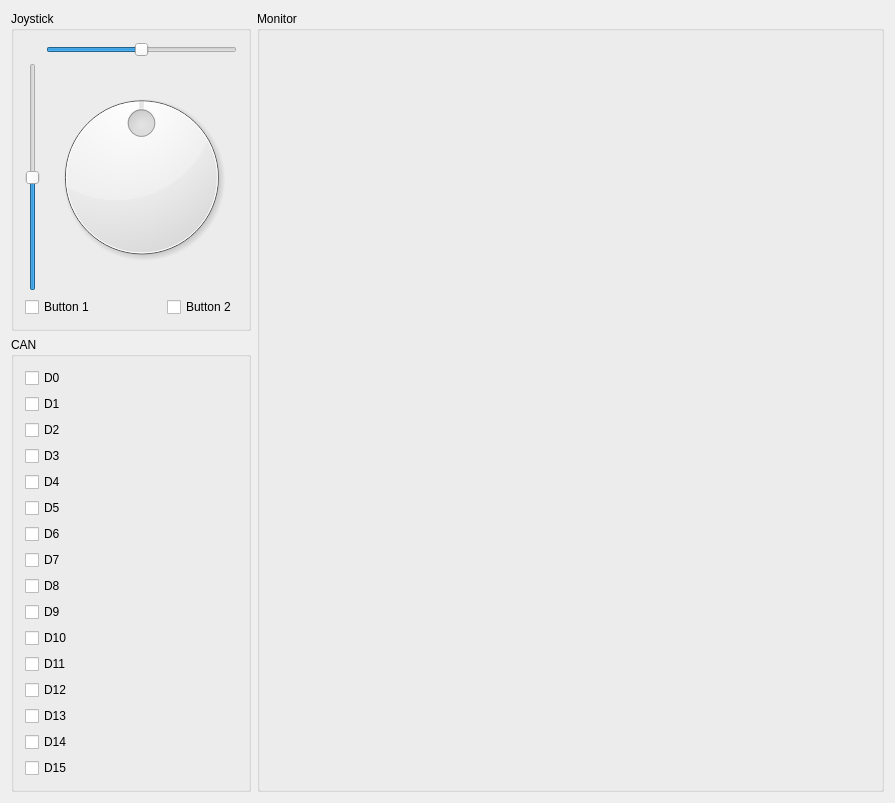
sseitov/Megatron, file src/controllerwidget.ui: the form before one commit.
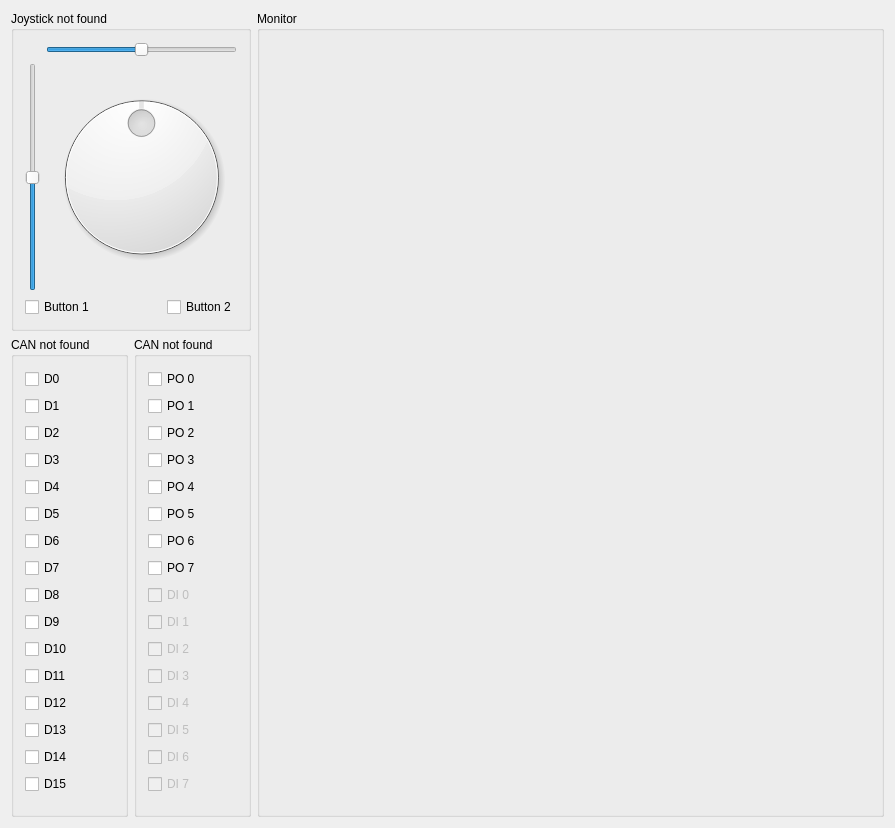
The form after the commit. Custom widgets are drawn as their Qt base class.

The edit to the form file:
```diff
--- a/src/controllerwidget.ui
+++ b/src/controllerwidget.ui
@@ -7,15 +7,13 @@
     <x>0</x>
     <y>0</y>
     <width>895</width>
-    <height>702</height>
+    <height>828</height>
    </rect>
   </property>
   <property name="windowTitle">
    <string>Megatron</string>
   </property>
-  <layout class="QVBoxLayout" name="verticalLayout_3">
-   <item>
-    <layout class="QHBoxLayout" name="horizontalLayout_2">
+  <layout class="QHBoxLayout" name="horizontalLayout_5">
      <item>
       <layout class="QVBoxLayout" name="verticalLayout_2">
        <item>
@@ -33,7 +31,7 @@
           </size>
          </property>
          <property name="title">
-          <string>Joystick</string>
+        <string>Joystick not found</string>
          </property>
          <property name="flat">
           <bool>false</bool>
@@ -131,10 +129,12 @@
         </widget>
        </item>
        <item>
+      <layout class="QHBoxLayout" name="horizontalLayout_2">
+       <item>
         <widget class="QGroupBox" name="can">
          <property name="minimumSize">
           <size>
-           <width>240</width>
+           <width>0</width>
            <height>0</height>
           </size>
          </property>
@@ -145,7 +145,7 @@
           </size>
          </property>
          <property name="title">
-          <string>CAN</string>
+          <string>CAN not found</string>
          </property>
          <layout class="QHBoxLayout" name="horizontalLayout_3">
           <item>
@@ -267,6 +267,169 @@
          </layout>
         </widget>
        </item>
+       <item>
+        <widget class="QGroupBox" name="can_2">
+         <property name="minimumSize">
+          <size>
+           <width>0</width>
+           <height>0</height>
+          </size>
+         </property>
+         <property name="maximumSize">
+          <size>
+           <width>240</width>
+           <height>16777215</height>
+          </size>
+         </property>
+         <property name="title">
+          <string>CAN not found</string>
+         </property>
+         <layout class="QHBoxLayout" name="horizontalLayout_4">
+          <item>
+           <layout class="QVBoxLayout" name="verticalLayout_5">
+            <item>
+             <widget class="QCheckBox" name="po0">
+              <property name="text">
+               <string>PO 0</string>
+              </property>
+             </widget>
+            </item>
+            <item>
+             <widget class="QCheckBox" name="po1">
+              <property name="text">
+               <string>PO 1</string>
+              </property>
+             </widget>
+            </item>
+            <item>
+             <widget class="QCheckBox" name="po2">
+              <property name="text">
+               <string>PO 2</string>
+              </property>
+             </widget>
+            </item>
+            <item>
+             <widget class="QCheckBox" name="po3">
+              <property name="text">
+               <string>PO 3</string>
+              </property>
+             </widget>
+            </item>
+            <item>
+             <widget class="QCheckBox" name="po4">
+              <property name="text">
+               <string>PO 4</string>
+              </property>
+             </widget>
+            </item>
+            <item>
+             <widget class="QCheckBox" name="po5">
+              <property name="text">
+               <string>PO 5</string>
+              </property>
+             </widget>
+            </item>
+            <item>
+             <widget class="QCheckBox" name="po6">
+              <property name="text">
+               <string>PO 6</string>
+              </property>
+             </widget>
+            </item>
+            <item>
+             <widget class="QCheckBox" name="po7">
+              <property name="text">
+               <string>PO 7</string>
+              </property>
+             </widget>
+            </item>
+            <item>
+             <widget class="QCheckBox" name="di0">
+              <property name="enabled">
+               <bool>false</bool>
+              </property>
+              <property name="text">
+               <string>DI 0</string>
+              </property>
+             </widget>
+            </item>
+            <item>
+             <widget class="QCheckBox" name="di1">
+              <property name="enabled">
+               <bool>false</bool>
+              </property>
+              <property name="text">
+               <string>DI 1</string>
+              </property>
+             </widget>
+            </item>
+            <item>
+             <widget class="QCheckBox" name="di2">
+              <property name="enabled">
+               <bool>false</bool>
+              </property>
+              <property name="text">
+               <string>DI 2</string>
+              </property>
+             </widget>
+            </item>
+            <item>
+             <widget class="QCheckBox" name="di3">
+              <property name="enabled">
+               <bool>false</bool>
+              </property>
+              <property name="text">
+               <string>DI 3</string>
+              </property>
+             </widget>
+            </item>
+            <item>
+             <widget class="QCheckBox" name="di4">
+              <property name="enabled">
+               <bool>false</bool>
+              </property>
+              <property name="text">
+               <string>DI 4</string>
+              </property>
+             </widget>
+            </item>
+            <item>
+             <widget class="QCheckBox" name="di5">
+              <property name="enabled">
+               <bool>false</bool>
+              </property>
+              <property name="text">
+               <string>DI 5</string>
+              </property>
+             </widget>
+            </item>
+            <item>
+             <widget class="QCheckBox" name="di6">
+              <property name="enabled">
+               <bool>false</bool>
+              </property>
+              <property name="text">
+               <string>DI 6</string>
+              </property>
+             </widget>
+            </item>
+            <item>
+             <widget class="QCheckBox" name="di7">
+              <property name="enabled">
+               <bool>false</bool>
+              </property>
+              <property name="text">
+               <string>DI 7</string>
+              </property>
+             </widget>
+            </item>
+           </layout>
+          </item>
+         </layout>
+        </widget>
+       </item>
+      </layout>
+     </item>
       </layout>
      </item>
      <item>
@@ -274,13 +437,101 @@
        <property name="title">
         <string>Monitor</string>
        </property>
+     <layout class="QVBoxLayout" name="verticalLayout_3">
+      <item>
+       <widget class="SineWidget" name="P0" native="true">
+        <property name="minimumSize">
+         <size>
+          <width>400</width>
+          <height>0</height>
+         </size>
+        </property>
+       </widget>
+      </item>
+      <item>
+       <widget class="SineWidget" name="P1" native="true">
+        <property name="minimumSize">
+         <size>
+          <width>400</width>
+          <height>0</height>
+         </size>
+        </property>
+       </widget>
+      </item>
+      <item>
+       <widget class="SineWidget" name="P2" native="true">
+        <property name="minimumSize">
+         <size>
+          <width>400</width>
+          <height>0</height>
+         </size>
+        </property>
+       </widget>
+      </item>
+      <item>
+       <widget class="SineWidget" name="P3" native="true">
+        <property name="minimumSize">
+         <size>
+          <width>400</width>
+          <height>0</height>
+         </size>
+        </property>
+       </widget>
+      </item>
+      <item>
+       <widget class="SineWidget" name="P4" native="true">
+        <property name="minimumSize">
+         <size>
+          <width>400</width>
+          <height>0</height>
+         </size>
+        </property>
+       </widget>
+      </item>
+      <item>
+       <widget class="SineWidget" name="P5" native="true">
+        <property name="minimumSize">
+         <size>
+          <width>400</width>
+          <height>0</height>
+         </size>
+        </property>
+       </widget>
+      </item>
+      <item>
+       <widget class="SineWidget" name="P6" native="true">
+        <property name="minimumSize">
+         <size>
+          <width>400</width>
+          <height>0</height>
+         </size>
+        </property>
+       </widget>
+      </item>
+      <item>
+       <widget class="SineWidget" name="P7" native="true">
+        <property name="minimumSize">
+         <size>
+          <width>400</width>
+          <height>0</height>
+         </size>
+        </property>
       </widget>
      </item>
     </layout>
+    </widget>
    </item>
   </layout>
  </widget>
  <layoutdefault spacing="6" margin="11"/>
+ <customwidgets>
+  <customwidget>
+   <class>SineWidget</class>
+   <extends>QWidget</extends>
+   <header>src/sinewidget.h</header>
+   <container>1</container>
+  </customwidget>
+ </customwidgets>
  <resources/>
  <connections/>
 </ui>
```
Left out of the diff: 3 changed lines with no effect on the pictures. Lines whose indentation alone changed are shown as unchanged.
